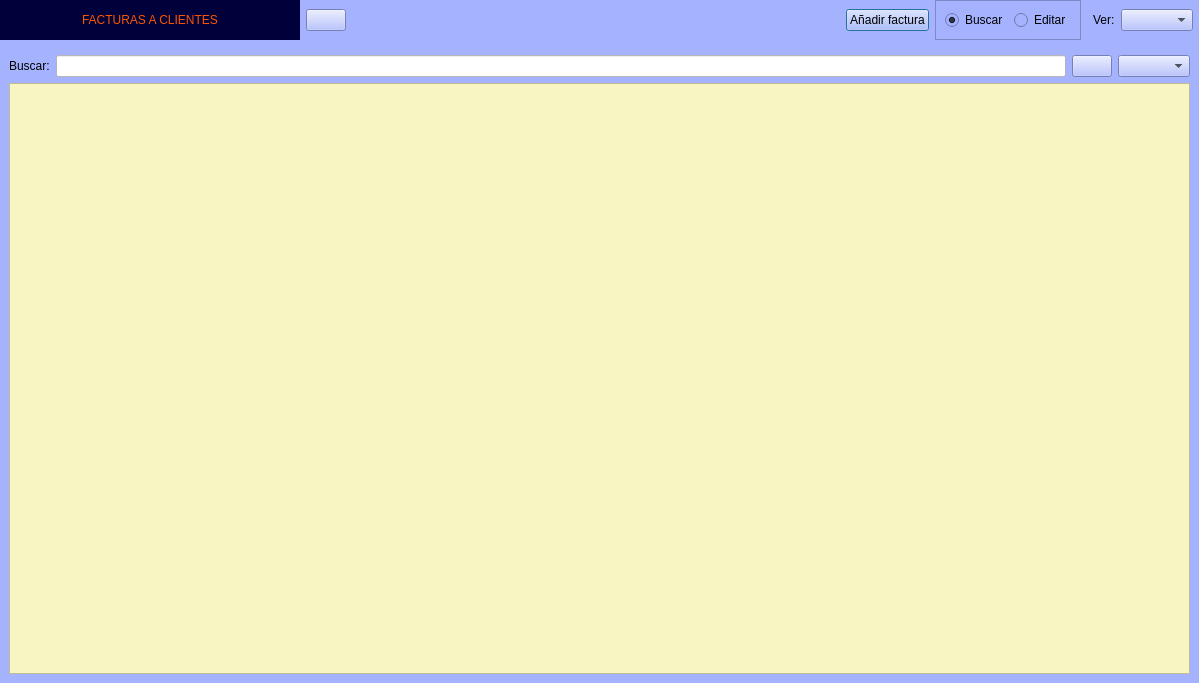
This is Zona_Ventas/frmfacturas.ui in arcnexus/RedFoX as Qt 5 draws it before an edit. The edited form follows.
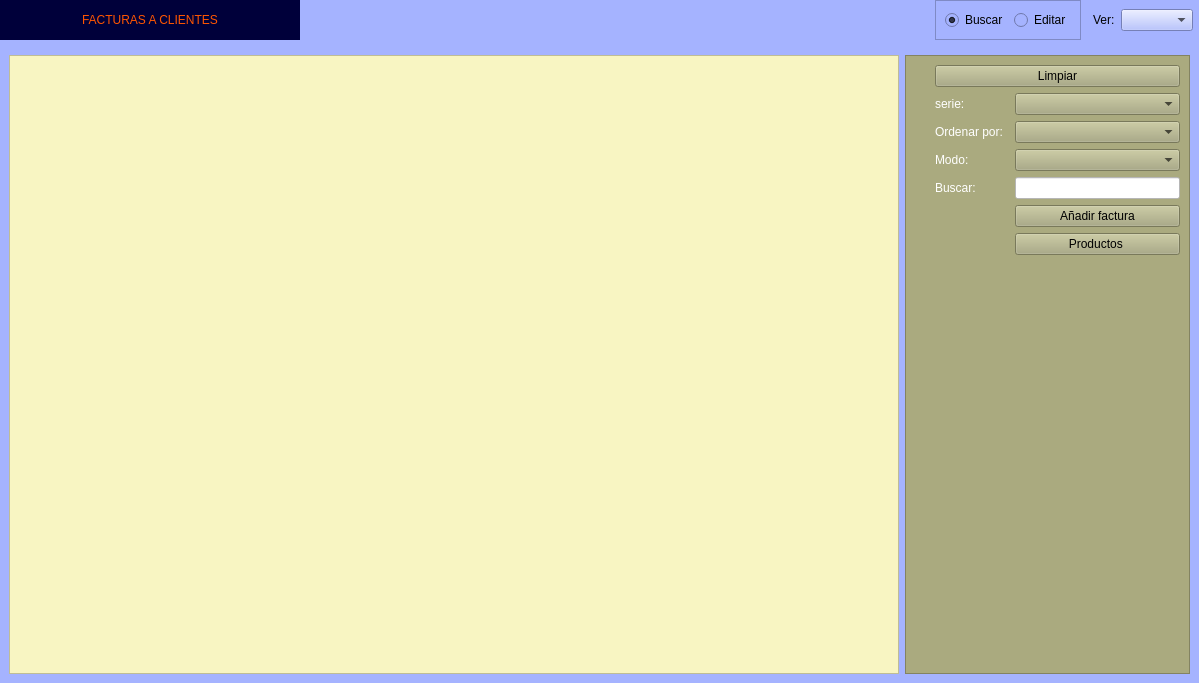
This is the edited form. Icons and pictures are not drawn.

Diff of the .ui file:
```diff
--- a/Zona_Ventas/frmfacturas.ui
+++ b/Zona_Ventas/frmfacturas.ui
@@ -118,23 +118,6 @@
      </layout>
     </widget>
    </item>
-   <item row="0" column="3">
-    <widget class="QPushButton" name="btnAnadir_2">
-     <property name="text">
-      <string>Añadir factura</string>
-     </property>
-     <property name="icon">
-      <iconset resource="../maya.qrc">
-       <normaloff>:/Icons/PNG/add.png</normaloff>:/Icons/PNG/add.png</iconset>
-     </property>
-     <property name="iconSize">
-      <size>
-       <width>15</width>
-       <height>15</height>
-      </size>
-     </property>
-    </widget>
-   </item>
    <item row="1" column="0" colspan="9">
     <widget class="QStackedWidget" name="stackedWidget">
      <property name="currentIndex">
@@ -2566,41 +2549,156 @@
      </widget>
      <widget class="QWidget" name="page_6">
       <layout class="QGridLayout" name="gridLayout_15">
-       <item row="0" column="0">
-        <widget class="QLabel" name="label_70">
-         <property name="text">
-          <string>Buscar:</string>
-         </property>
-        </widget>
-       </item>
-       <item row="0" column="1">
-        <widget class="QLineEdit" name="txtBuscar">
-         <property name="styleSheet">
-          <string notr="true">background-color: rgb(255, 255, 255);</string>
-         </property>
-        </widget>
-       </item>
-       <item row="0" column="2">
-        <widget class="QPushButton" name="btnClear">
-         <property name="text">
-          <string/>
-         </property>
-         <property name="icon">
-          <iconset resource="../maya.qrc">
-           <normaloff>:/Icons/PNG/refresh.png</normaloff>:/Icons/PNG/refresh.png</iconset>
-         </property>
-         <property name="iconSize">
+       <item row="1" column="6">
+        <widget class="QFrame" name="frame_5">
+         <property name="maximumSize">
           <size>
-           <width>10</width>
-           <height>10</height>
+           <width>285</width>
+           <height>16777215</height>
           </size>
          </property>
+         <property name="styleSheet">
+          <string notr="true">background-color: rgb(170, 170, 127);</string>
+         </property>
+         <property name="frameShape">
+          <enum>QFrame::StyledPanel</enum>
+         </property>
+         <property name="frameShadow">
+          <enum>QFrame::Plain</enum>
+         </property>
+         <property name="lineWidth">
+          <number>3</number>
+         </property>
+         <property name="midLineWidth">
+          <number>0</number>
+         </property>
+         <layout class="QGridLayout" name="gridLayout_7">
+          <item row="4" column="2">
+           <widget class="QLabel" name="label_70">
+            <property name="styleSheet">
+             <string notr="true">color: rgb(255, 255, 255);</string>
+            </property>
+            <property name="text">
+             <string>Buscar:</string>
+            </property>
+           </widget>
+          </item>
+          <item row="1" column="4">
+           <widget class="QComboBox" name="cboseries">
+            <property name="autoFillBackground">
+             <bool>false</bool>
+            </property>
+           </widget>
+          </item>
+          <item row="5" column="4">
+           <widget class="QPushButton" name="btnAnadir_2">
+            <property name="autoFillBackground">
+             <bool>false</bool>
+            </property>
+            <property name="text">
+             <string>Añadir factura</string>
+            </property>
+            <property name="icon">
+             <iconset resource="../maya.qrc">
+              <normaloff>:/Icons/PNG/add.png</normaloff>:/Icons/PNG/add.png</iconset>
+            </property>
+            <property name="iconSize">
+             <size>
+              <width>15</width>
+              <height>15</height>
+             </size>
+            </property>
+           </widget>
+          </item>
+          <item row="0" column="2" colspan="3">
+           <widget class="QPushButton" name="btnClear">
+            <property name="autoFillBackground">
+             <bool>false</bool>
+            </property>
+            <property name="text">
+             <string>Limpiar</string>
+            </property>
+            <property name="icon">
+             <iconset resource="../maya.qrc">
+              <normaloff>:/Icons/PNG/clean.png</normaloff>:/Icons/PNG/clean.png</iconset>
+            </property>
+           </widget>
+          </item>
+          <item row="1" column="2">
+           <widget class="QLabel" name="label_38">
+            <property name="styleSheet">
+             <string notr="true">color: rgb(255, 255, 255);</string>
+            </property>
+            <property name="text">
+             <string>serie:</string>
+            </property>
+           </widget>
+          </item>
+          <item row="7" column="0">
+           <spacer name="verticalSpacer_5">
+            <property name="orientation">
+             <enum>Qt::Vertical</enum>
+            </property>
+            <property name="sizeHint" stdset="0">
+             <size>
+              <width>20</width>
+              <height>40</height>
+             </size>
+            </property>
+           </spacer>
+          </item>
+          <item row="4" column="4">
+           <widget class="QLineEdit" name="txtBuscar">
+            <property name="styleSheet">
+             <string notr="true">background-color: rgb(255, 255, 255);</string>
+            </property>
+           </widget>
+          </item>
+          <item row="2" column="4">
+           <widget class="QComboBox" name="cboBuscar">
+            <property name="autoFillBackground">
+             <bool>false</bool>
+            </property>
+           </widget>
+          </item>
+          <item row="6" column="4">
+           <widget class="QPushButton" name="btnArticulos">
+            <property name="text">
+             <string>Productos </string>
+            </property>
+            <property name="icon">
+             <iconset resource="../maya.qrc">
+              <normaloff>:/Icons/PNG/Box.png</normaloff>:/Icons/PNG/Box.png</iconset>
+            </property>
+           </widget>
+          </item>
+          <item row="2" column="2">
+           <widget class="QLabel" name="label_37">
+            <property name="styleSheet">
+             <string notr="true">color: rgb(255, 255, 255);</string>
+            </property>
+            <property name="text">
+             <string>Ordenar por:</string>
+            </property>
+           </widget>
+          </item>
+          <item row="3" column="2">
+           <widget class="QLabel" name="label_39">
+            <property name="styleSheet">
+             <string notr="true">color: rgb(255, 255, 255);</string>
+            </property>
+            <property name="text">
+             <string>Modo:</string>
+            </property>
+           </widget>
+          </item>
+          <item row="3" column="4">
+           <widget class="QComboBox" name="cboModo"/>
+          </item>
+         </layout>
         </widget>
        </item>
-       <item row="0" column="3">
-        <widget class="QComboBox" name="cboBuscar"/>
-       </item>
-       <item row="1" column="0" colspan="4">
+       <item row="1" column="0">
         <widget class="QTableView" name="tabla_facturas">
          <property name="styleSheet">
           <string notr="true">alternate-background-color: rgb(255, 255, 255);
@@ -2627,17 +2725,6 @@
      </widget>
     </widget>
    </item>
-   <item row="0" column="1">
-    <widget class="QPushButton" name="btnArticulos">
-     <property name="text">
-      <string/>
-     </property>
-     <property name="icon">
-      <iconset resource="../maya.qrc">
-       <normaloff>:/Icons/PNG/Box.png</normaloff>:/Icons/PNG/Box.png</iconset>
-     </property>
-    </widget>
-   </item>
   </layout>
  </widget>
  <tabstops>
```
Left out of the diff: 11 changed lines with no effect on the pictures.
